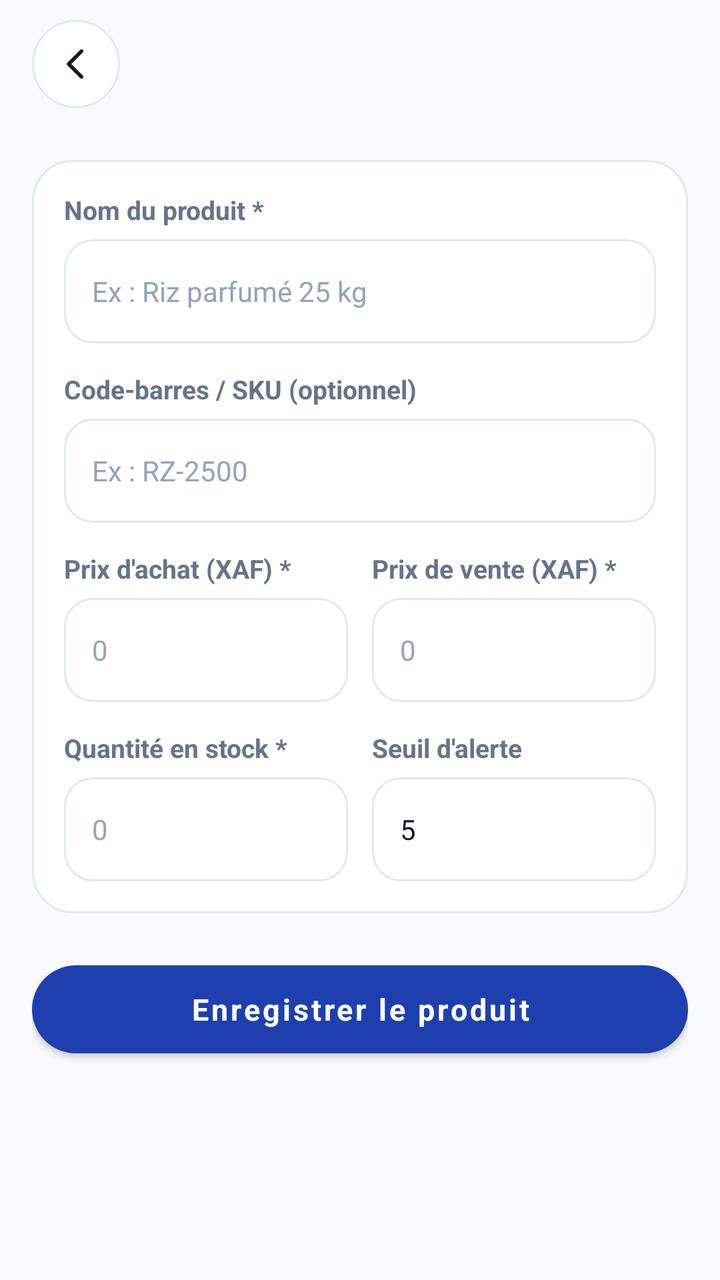
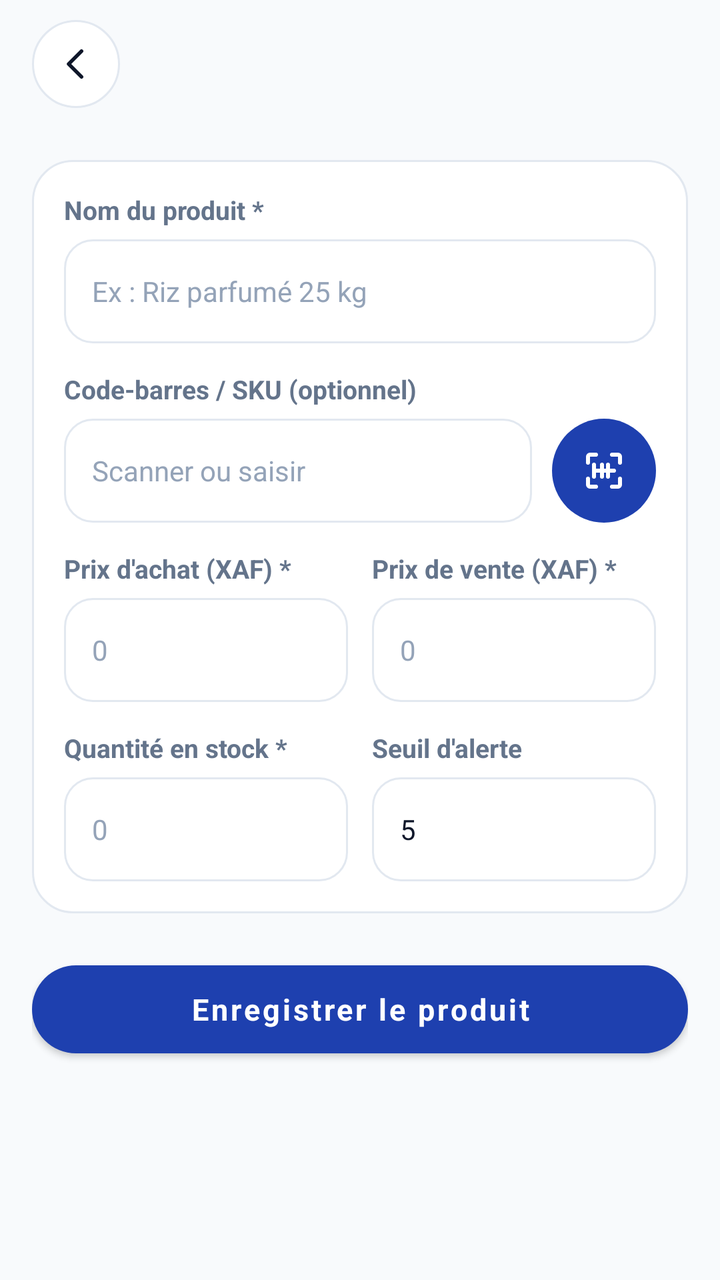

An Android layout rendered at two revisions. The XML below is the earlier revision; the diff shows what the commit changed to produce the second picture.
<!-- AndroidManifest.xml: application theme Theme.AfriComptaPlus -->
<!-- res/layout/activity_product_form.xml -->
<?xml version="1.0" encoding="utf-8"?>
<LinearLayout xmlns:android="http://schemas.android.com/apk/res/android"
    android:layout_width="match_parent" android:layout_height="match_parent"
    android:orientation="vertical" android:background="@color/surface">

    <include layout="@layout/view_topbar"/>

    <ScrollView android:layout_width="match_parent" android:layout_height="0dp"
        android:layout_weight="1" android:overScrollMode="never">
        <LinearLayout android:layout_width="match_parent" android:layout_height="wrap_content"
            android:orientation="vertical" android:padding="16dp">

            <LinearLayout android:layout_width="match_parent" android:layout_height="wrap_content"
                android:orientation="vertical" android:padding="16dp" android:background="@drawable/bg_card">

                <TextView style="@style/FormLabel" android:text="Nom du produit *"/>
                <EditText android:id="@+id/etName" android:layout_width="match_parent" android:layout_height="wrap_content"
                    android:hint="Ex : Riz parfumé 25 kg" android:inputType="textCapSentences"
                    android:layout_marginBottom="14dp"/>

                <TextView style="@style/FormLabel" android:text="Code-barres / SKU (optionnel)"/>
                <EditText android:id="@+id/etBarcode" android:layout_width="match_parent" android:layout_height="wrap_content"
                    android:hint="Ex : RZ-2500" android:inputType="text" android:layout_marginBottom="14dp"/>

                <LinearLayout android:layout_width="match_parent" android:layout_height="wrap_content"
                    android:orientation="horizontal" android:layout_marginBottom="14dp">
                    <LinearLayout android:layout_width="0dp" android:layout_height="wrap_content"
                        android:layout_weight="1" android:orientation="vertical" android:layout_marginEnd="6dp">
                        <TextView style="@style/FormLabel" android:text="Prix d'achat (XAF) *"/>
                        <EditText android:id="@+id/etBuyingPrice" android:layout_width="match_parent"
                            android:layout_height="wrap_content" android:hint="0" android:inputType="numberDecimal"/>
                    </LinearLayout>
                    <LinearLayout android:layout_width="0dp" android:layout_height="wrap_content"
                        android:layout_weight="1" android:orientation="vertical" android:layout_marginStart="6dp">
                        <TextView style="@style/FormLabel" android:text="Prix de vente (XAF) *"/>
                        <EditText android:id="@+id/etSellingPrice" android:layout_width="match_parent"
                            android:layout_height="wrap_content" android:hint="0" android:inputType="numberDecimal"/>
                    </LinearLayout>
                </LinearLayout>

                <LinearLayout android:layout_width="match_parent" android:layout_height="wrap_content"
                    android:orientation="horizontal">
                    <LinearLayout android:layout_width="0dp" android:layout_height="wrap_content"
                        android:layout_weight="1" android:orientation="vertical" android:layout_marginEnd="6dp">
                        <TextView style="@style/FormLabel" android:text="Quantité en stock *"/>
                        <EditText android:id="@+id/etStock" android:layout_width="match_parent"
                            android:layout_height="wrap_content" android:hint="0" android:inputType="number"/>
                    </LinearLayout>
                    <LinearLayout android:layout_width="0dp" android:layout_height="wrap_content"
                        android:layout_weight="1" android:orientation="vertical" android:layout_marginStart="6dp">
                        <TextView style="@style/FormLabel" android:text="Seuil d'alerte"/>
                        <EditText android:id="@+id/etMinStock" android:layout_width="match_parent"
                            android:layout_height="wrap_content" android:text="5" android:inputType="number"/>
                    </LinearLayout>
                </LinearLayout>
            </LinearLayout>

            <Button android:id="@+id/btnSave" style="@style/PrimaryButton"
                android:layout_width="match_parent" android:layout_height="wrap_content"
                android:layout_marginTop="20dp" android:text="Enregistrer le produit"/>
        </LinearLayout>
    </ScrollView>
</LinearLayout>
<!-- res/layout/view_topbar.xml (included above) -->
<?xml version="1.0" encoding="utf-8"?>
<LinearLayout xmlns:android="http://schemas.android.com/apk/res/android"
    android:id="@+id/topBar"
    android:layout_width="match_parent" android:layout_height="64dp"
    android:orientation="horizontal" android:gravity="center_vertical"
    android:paddingStart="16dp" android:paddingEnd="16dp"
    android:background="@color/surface">

    <ImageView android:id="@+id/btnBack"
        android:layout_width="44dp" android:layout_height="44dp"
        android:background="@drawable/bg_circle_btn" android:padding="11dp"
        android:src="@drawable/ic_back" android:tint="@color/text_primary"
        android:contentDescription="Retour" android:clickable="true" android:focusable="true"/>

    <TextView android:id="@+id/tvScreenTitle"
        android:layout_width="0dp" android:layout_height="wrap_content"
        android:layout_weight="1" android:layout_marginStart="14dp"
        android:text="" android:textColor="@color/text_primary"
        android:textSize="22sp" android:textStyle="bold" android:singleLine="true"/>

    <LinearLayout android:id="@+id/btnTopAction"
        android:layout_width="wrap_content" android:layout_height="42dp"
        android:orientation="horizontal" android:gravity="center"
        android:paddingStart="16dp" android:paddingEnd="18dp"
        android:background="@drawable/bg_btn_primary" android:visibility="gone"
        android:clickable="true" android:focusable="true">
        <ImageView android:id="@+id/ivTopAction" android:layout_width="16dp" android:layout_height="16dp"
            android:src="@drawable/ic_plus" android:tint="@color/white"/>
        <TextView android:id="@+id/tvTopAction"
            android:layout_width="wrap_content" android:layout_height="wrap_content"
            android:layout_marginStart="6dp" android:text="Ajouter"
            android:textColor="@color/white" android:textSize="13sp" android:textStyle="bold"/>
    </LinearLayout>
</LinearLayout>
<!-- resources referenced by this layout -->
<resources>
  <color name="surface">#F8FAFC</color>
  <color name="text_primary">#0F172A</color>
  <color name="white">#FFFFFF</color>
  <!-- drawable bg_btn_primary (drawable) -->
  <?xml version="1.0" encoding="utf-8"?>
  <ripple xmlns:android="http://schemas.android.com/apk/res/android" android:color="#33FFFFFF">
      <item><shape android:shape="rectangle"><solid android:color="@color/primary"/><corners android:radius="28dp"/></shape></item>
  </ripple>
  <!-- drawable bg_card (drawable) -->
  <?xml version="1.0" encoding="utf-8"?>
  <shape xmlns:android="http://schemas.android.com/apk/res/android" android:shape="rectangle">
      <solid android:color="@color/white"/>
      <stroke android:width="1dp" android:color="@color/border"/>
      <corners android:radius="20dp"/>
  </shape>
  <!-- drawable bg_circle_btn (drawable) -->
  <?xml version="1.0" encoding="utf-8"?>
  <shape xmlns:android="http://schemas.android.com/apk/res/android" android:shape="oval">
      <solid android:color="@color/white"/>
      <stroke android:width="1dp" android:color="@color/border"/>
  </shape>
  <style name="FormLabel">
          <item name="android:layout_width">wrap_content</item>
          <item name="android:layout_height">wrap_content</item>
          <item name="android:layout_marginBottom">6dp</item>
          <item name="android:textSize">13sp</item>
          <item name="android:textColor">@color/text_secondary</item>
          <item name="android:textStyle">bold</item>
      </style>
  <style name="PrimaryButton" parent="Widget.MaterialComponents.Button">
          <item name="backgroundTint">@color/primary</item>
          <item name="android:textColor">@color/white</item>
          <item name="android:textSize">15sp</item>
          <item name="android:textStyle">bold</item>
          <item name="android:textAllCaps">false</item>
          <item name="android:minHeight">56dp</item>
          <item name="cornerRadius">28dp</item>
      </style>
  <color name="primary">#1E40AF</color>
  <color name="border">#E2E8F0</color>
  <color name="text_secondary">#64748B</color>
  <color name="primary_dark">#1E3A8A</color>
  <color name="accent">#F97316</color>
  <style name="AppEditText" parent="Widget.AppCompat.EditText">
          <item name="android:background">@drawable/bg_input</item>
          <item name="android:textSize">14sp</item>
          <item name="android:textColor">@color/text_primary</item>
          <item name="android:textColorHint">@color/text_hint</item>
          <item name="android:minHeight">52dp</item>
      </style>
  <style name="AppDialog" parent="Theme.MaterialComponents.Light.Dialog.Alert">
          <item name="colorPrimary">@color/primary</item>
          <item name="colorAccent">@color/primary</item>
          <item name="android:textColorPrimary">@color/text_primary</item>
      </style>
  <!-- drawable bg_input (drawable) -->
  <?xml version="1.0" encoding="utf-8"?>
  <shape xmlns:android="http://schemas.android.com/apk/res/android" android:shape="rectangle">
      <solid android:color="@color/white"/>
      <stroke android:width="1dp" android:color="@color/border"/>
      <corners android:radius="14dp"/>
      <padding android:left="14dp" android:right="14dp" android:top="12dp" android:bottom="12dp"/>
  </shape>
  <color name="text_hint">#94A3B8</color>
  <!-- unchanged entries left out for length: 3 -->
</resources>

<!-- the commit's change to res/layout/activity_product_form.xml (unified diff, before → after) -->
@@ -19,8 +19,16 @@
                     android:layout_marginBottom="14dp"/>
 
                 <TextView style="@style/FormLabel" android:text="Code-barres / SKU (optionnel)"/>
-                <EditText android:id="@+id/etBarcode" android:layout_width="match_parent" android:layout_height="wrap_content"
-                    android:hint="Ex : RZ-2500" android:inputType="text" android:layout_marginBottom="14dp"/>
+                <LinearLayout android:layout_width="match_parent" android:layout_height="wrap_content"
+                    android:orientation="horizontal" android:gravity="center_vertical" android:layout_marginBottom="14dp">
+                    <EditText android:id="@+id/etBarcode" android:layout_width="0dp" android:layout_weight="1"
+                        android:layout_height="wrap_content" android:hint="Scanner ou saisir" android:inputType="text"/>
+                    <ImageView android:id="@+id/btnScanBarcode"
+                        android:layout_width="52dp" android:layout_height="52dp" android:layout_marginStart="10dp"
+                        android:background="@drawable/bg_btn_primary" android:padding="14dp"
+                        android:src="@drawable/ic_scan" android:tint="@color/white"
+                        android:contentDescription="Scanner" android:clickable="true" android:focusable="true"/>
+                </LinearLayout>
 
                 <LinearLayout android:layout_width="match_parent" android:layout_height="wrap_content"
                     android:orientation="horizontal" android:layout_marginBottom="14dp">
<!-- resource entries referenced after the edit -->
@@ -21,6 +21,14 @@
       <solid android:color="@color/white"/>
       <stroke android:width="1dp" android:color="@color/border"/>
   </shape>
+  <!-- drawable ic_scan (drawable) -->
+  <?xml version="1.0" encoding="utf-8"?>
+  <vector xmlns:android="http://schemas.android.com/apk/res/android"
+      android:width="24dp" android:height="24dp" android:viewportWidth="24" android:viewportHeight="24">
+      <path android:pathData="M4,8V5a1,1 0 0,1 1,-1h3 M16,4h3a1,1 0 0,1 1,1v3 M20,16v3a1,1 0 0,1 -1,1h-3 M8,20H5a1,1 0 0,1 -1,-1v-3 M7,12h10 M7,9v6 M11,9v6 M14,9v6"
+          android:strokeColor="#FF000000" android:strokeWidth="2"
+          android:strokeLineCap="round" android:strokeLineJoin="round" android:fillColor="#00000000"/>
+  </vector>
   <style name="FormLabel">
           <item name="android:layout_width">wrap_content</item>
           <item name="android:layout_height">wrap_content</item>
